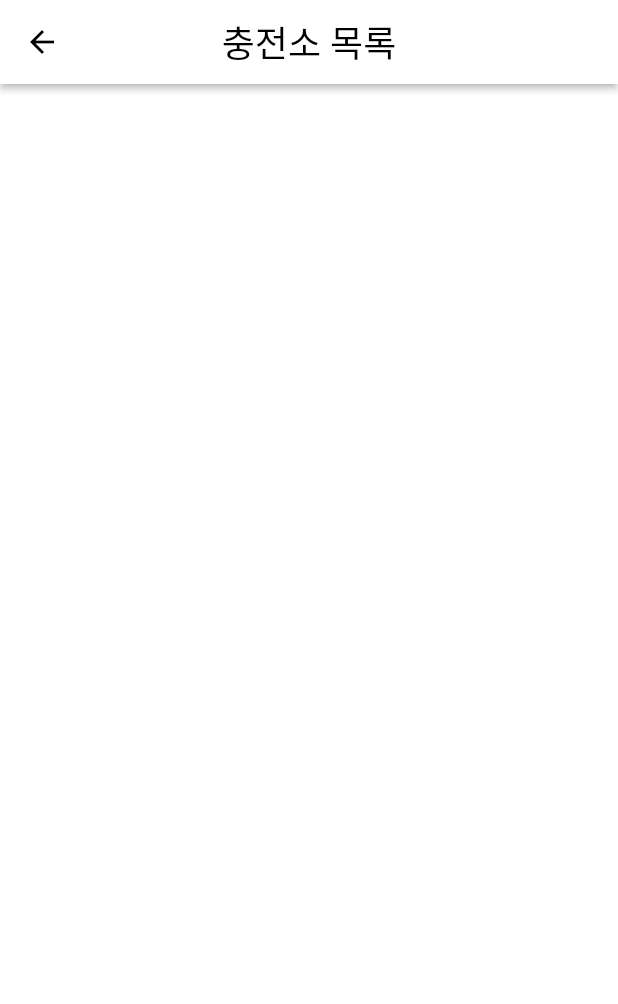
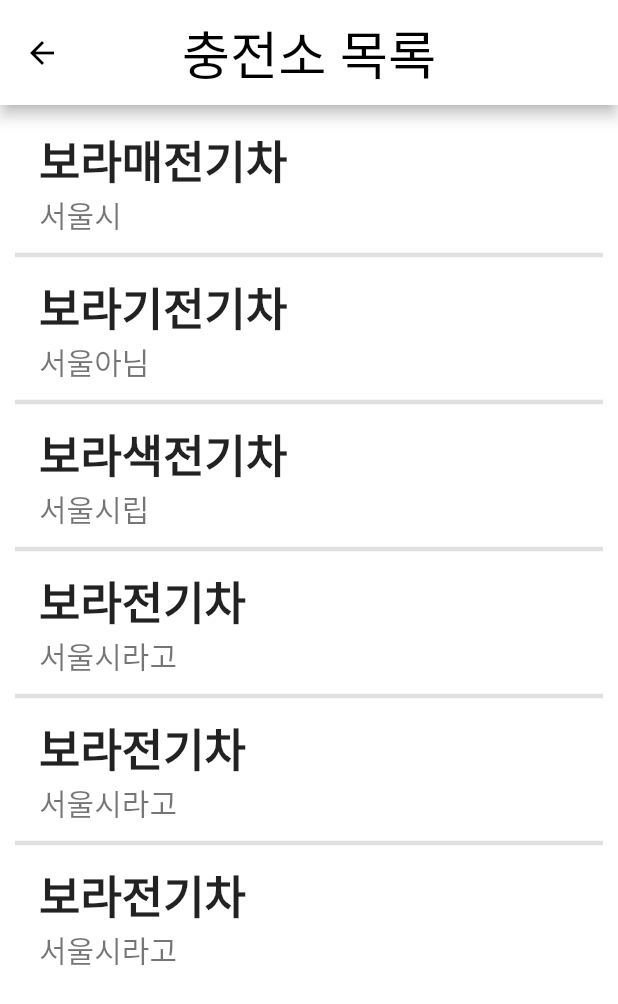
Before and after one commit to seong-real/AndroidApp_For_Predict_EVCharger_Capacity, a Flutter app: the FindPage screen opened by its route, on a phone screen of 412 x 824 dp. Shown: the top 1004 px of the screen. Run offline on Flutter 3.47's test engine with Material 2 defaults, Android fonts, the light colour scheme and no system bars; our stand-ins replace fluttertoast, go_router, permission_handler; missing offline and left inert: tmap_ui_sdk.

Commit message:
스테이션인포 클래스 제작 및 리스트 뷰 제작

```diff
--- a/lib/models/station_info.dart
+++ b/lib/models/station_info.dart
@@ -1,8 +1,24 @@
 class StationInfo {
-  final String title, thumb, id;
+  final String address, name;
+  final double occupancy_20, occupancy_40, occupancy_60, occupancy_120;
+  final int sid;
 
-  StationInfo.fromJson(Map<String, dynamic> json)
-      : title = json['title'],
-        thumb = json['thumb'],
-        id = json['id'];
+  StationInfo.fromJson(Map<dynamic, dynamic> json)
+      : address = json['address'],
+        name = json['name'],
+        sid = json['sid'],
+        occupancy_20 = json['occupancy_20'],
+        occupancy_40 = json['occupancy_40'],
+        occupancy_60 = json['occupancy_60'],
+        occupancy_120 = json['occupancy_120'];
+
+  StationInfo({
+    required this.address,
+    required this.name,
+    required this.sid,
+    required this.occupancy_20,
+    required this.occupancy_40,
+    required this.occupancy_60,
+    required this.occupancy_120,
+  });
 }
--- a/lib/pages/find.dart
+++ b/lib/pages/find.dart
@@ -1,4 +1,5 @@
 import 'package:flutter/material.dart';
+import 'package:tmap_raster_flutter_sample/models/station_info.dart';
 
 class FindPage extends StatefulWidget {
   const FindPage({super.key});
@@ -9,26 +10,102 @@ class FindPage extends StatefulWidget {
 
 class _FindPageState extends State<FindPage> {
   //final Future<List<StationInfo>> stations = ApiService.getStationInfo();
+  List<StationInfo> stationlist = [
+    StationInfo(
+        address: "서울시",
+        name: "보라매전기차",
+        sid: 1,
+        occupancy_20: 0.95,
+        occupancy_40: 0.88,
+        occupancy_60: 0.65,
+        occupancy_120: 0.33),
+    StationInfo(
+        address: "서울아님",
+        name: "보라기전기차",
+        sid: 2,
+        occupancy_20: 0.95,
+        occupancy_40: 0.88,
+        occupancy_60: 0.65,
+        occupancy_120: 0.33),
+    StationInfo(
+        address: "서울시립",
+        name: "보라색전기차",
+        sid: 3,
+        occupancy_20: 0.95,
+        occupancy_40: 0.88,
+        occupancy_60: 0.65,
+        occupancy_120: 0.33),
+    StationInfo(
+        address: "서울시라고",
+        name: "보라전기차",
+        sid: 4,
+        occupancy_20: 0.95,
+        occupancy_40: 0.88,
+        occupancy_60: 0.65,
+        occupancy_120: 0.33),
+    StationInfo(
+        address: "서울시라고",
+        name: "보라전기차",
+        sid: 4,
+        occupancy_20: 0.95,
+        occupancy_40: 0.88,
+        occupancy_60: 0.65,
+        occupancy_120: 0.33),
+    StationInfo(
+        address: "서울시라고",
+        name: "보라전기차",
+        sid: 4,
+        occupancy_20: 0.95,
+        occupancy_40: 0.88,
+        occupancy_60: 0.65,
+        occupancy_120: 0.33),
+  ];
+  @override
+  void initState() {
+    super.initState();
+  }
+
   @override
   Widget build(BuildContext context) {
     return Scaffold(
         backgroundColor: Colors.white,
         appBar: AppBar(
-        elevation: 2,
+          toolbarHeight: 70,
+          elevation: 4,
           centerTitle: true,
           backgroundColor: Colors.white,
           foregroundColor: Colors.black,
           title: const Text(
             "충전소 목록",
-          style: TextStyle(fontSize: 24),
-        ),
-        leading: IconButton(
-          icon: const Icon(Icons.arrow_back),
-          onPressed: () {
-            Navigator.pushReplacementNamed(context, '/');
-          },
+            style: TextStyle(fontSize: 35, fontWeight: FontWeight.w500),
           ),
         ),
+        body: ListView.separated(
+          scrollDirection: Axis.vertical,
+          itemCount: 6,
+          padding: const EdgeInsets.all(10),
+          itemBuilder: (context, index) {
+            var station = stationlist[index];
+            return ListTile(
+                title: Text(
+                  station.name,
+                  style: const TextStyle(
+                      fontSize: 30, fontWeight: FontWeight.w600),
+                ),
+                subtitle: Row(children: [
+                  Text(
+                    station.address,
+                    style: const TextStyle(
+                        fontSize: 20, fontWeight: FontWeight.w500),
+                  ),
+                ]));
+          },
+          separatorBuilder: (context, index) {
+            return const Divider(
+              thickness: 3,
+            );
+          },
+        )
 
         /*body: FutureBuilder(
         future: stations,
```
Lines whose indentation alone changed are shown as unchanged.
